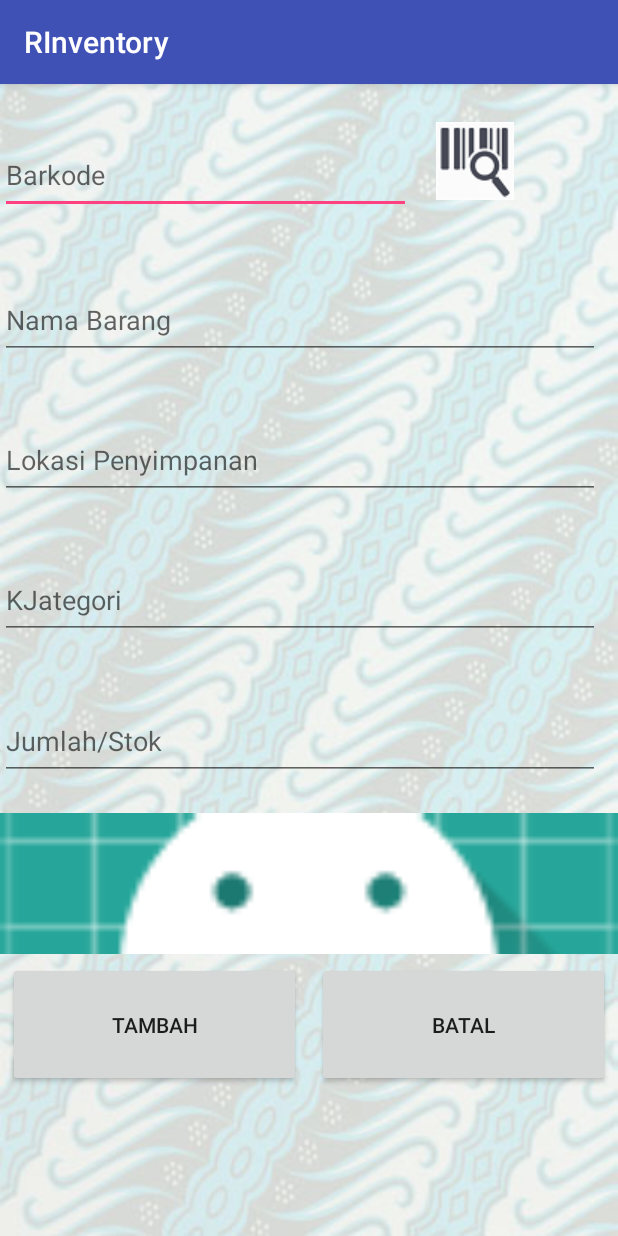
After one commit to RInventory/Inventory, an Android app: the INActivity screen opened directly, with no data from a screen before it, on a phone screen of 412 x 824 dp. The commit adds this screen. Run offline under Robolectric (Android 15) with nearby library versions, the phone set to English and light mode, and no system bars; libraries missing offline, so code that uses them is left out: com.google.zxing.integration.

Commit message:
no message

```diff
--- a/app/build.gradle
+++ b/app/build.gradle
@@ -27,4 +27,5 @@ dependencies {
     androidTestImplementation 'com.android.support.test.espresso:espresso-core:2.2.2'
 
     compile 'com.journeyapps:zxing-android-embedded:3.4.0'
+
 }
--- a/app/src/main/AndroidManifest.xml
+++ b/app/src/main/AndroidManifest.xml
@@ -20,6 +20,8 @@
         <activity android:name=".ListBarang" />
         <activity android:name=".detailbarang" />
         <activity android:name=".menuActivity" />
+        <activity android:name=".INActivity" />
+        <activity android:name=".OutActivity"></activity>
     </application>
 
 </manifest>
--- /dev/null
+++ b/app/src/main/java/com/example/user/rinventory/INActivity.java
@@ -0,0 +1,55 @@
+package com.example.user.rinventory;
+
+import android.content.Intent;
+import android.support.v7.app.AppCompatActivity;
+import android.os.Bundle;
+import android.view.View;
+import android.widget.Button;
+import android.widget.EditText;
+import android.widget.Toast;
+
+import com.google.zxing.integration.android.IntentIntegrator;
+import com.google.zxing.integration.android.IntentResult;
+
+public class INActivity extends AppCompatActivity implements View.OnClickListener{
+    private Button buttonScan;
+    private EditText editText;
+
+    private IntentIntegrator intentIntegrator;
+
+    @Override
+    protected void onCreate(Bundle savedInstanceState) {
+        super.onCreate(savedInstanceState);
+        setContentView(R.layout.activity_in);
+
+        buttonScan = (Button) findViewById(R.id.buttonScan);
+        editText = (EditText) findViewById(R.id.editText2);
+
+        buttonScan.setOnClickListener(this);
+    }
+
+    @Override
+    protected void onActivityResult(int requestCode, int resultCode, Intent data) {
+        IntentResult result = IntentIntegrator.parseActivityResult(requestCode, resultCode, data);
+        if (result != null) {
+            if (result.getContents() == null) {
+                Toast.makeText(this, "Hasil tidak ditemukan", Toast.LENGTH_SHORT).show();
+            } else {
+                // jika qrcode berisi data
+                editText.setText("");
+                String contents = data.getStringExtra("SCAN_RESULT");
+                Toast.makeText(this, result.getContents(), Toast.LENGTH_SHORT).show();
+                editText.setText(contents);
+            }
+        }else{
+            super.onActivityResult(requestCode, resultCode, data);
+        }
+    }
+
+    @Override
+    public void onClick(View view) {
+        intentIntegrator = new IntentIntegrator(this);
+        intentIntegrator.initiateScan();
+
+    }
+}
--- /dev/null
+++ b/app/src/main/res/layout/activity_in.xml
@@ -0,0 +1,134 @@
+<?xml version="1.0" encoding="utf-8"?>
+<LinearLayout xmlns:android="http://schemas.android.com/apk/res/android"
+    xmlns:app="http://schemas.android.com/apk/res-auto"
+    xmlns:tools="http://schemas.android.com/tools"
+    android:layout_width="match_parent"
+    android:layout_height="match_parent"
+    tools:context="com.example.user.rinventory.INActivity"
+    android:background="@drawable/background"
+    android:orientation="vertical"
+    android:weightSum="8">
+
+    <LinearLayout
+        android:layout_width="match_parent"
+        android:layout_height="18dp"
+        android:layout_weight="1">
+
+        <EditText
+            android:id="@+id/editText2"
+            android:layout_width="274dp"
+            android:layout_height="52dp"
+            android:hint="Barkode"
+            android:textSize="18sp" />
+
+        <Button
+            android:id="@+id/buttonScan"
+            android:layout_width="70dp"
+            android:layout_height="59dp"
+            android:layout_marginBottom="8dp"
+            android:layout_marginEnd="8dp"
+            android:layout_marginStart="8dp"
+            android:layout_marginTop="25dp"
+            android:background="@null"
+            android:drawableTop="@drawable/search"
+            android:scaleType="fitCenter"
+            app:layout_constraintBottom_toBottomOf="parent"
+            app:layout_constraintStart_toEndOf="@+id/editText2" />
+    </LinearLayout>
+
+    <RelativeLayout
+        android:layout_width="match_parent"
+        android:layout_height="0dp"
+        android:layout_weight="1">
+
+        <EditText
+            android:id="@+id/namaBarang"
+            android:layout_width="400dp"
+            android:layout_height="52dp"
+            android:hint="Nama Barang"
+            android:layout_marginTop="20dp"
+            android:textSize="18sp"/>
+    </RelativeLayout>
+    <RelativeLayout
+        android:layout_width="match_parent"
+        android:layout_height="0dp"
+        android:layout_weight="1">
+
+        <EditText
+            android:id="@+id/lokasi"
+            android:layout_width="400dp"
+            android:layout_height="52dp"
+            android:hint="Lokasi Penyimpanan"
+            android:layout_marginTop="20dp"
+            android:textSize="18sp"/>
+    </RelativeLayout>
+    <RelativeLayout
+        android:layout_width="match_parent"
+        android:layout_height="0dp"
+        android:layout_weight="1">
+
+        <EditText
+            android:id="@+id/kategori"
+            android:layout_width="400dp"
+            android:layout_height="52dp"
+            android:hint="KJategori"
+            android:layout_marginTop="20dp"
+            android:textSize="18sp"/>
+    </RelativeLayout>
+    <RelativeLayout
+        android:layout_width="match_parent"
+        android:layout_height="0dp"
+        android:layout_weight="1">
+
+        <EditText
+            android:id="@+id/stok"
+            android:layout_width="400dp"
+            android:layout_height="52dp"
+            android:hint="Jumlah/Stok"
+            android:layout_marginTop="20dp"
+            android:textSize="18sp"/>
+    </RelativeLayout>
+    <RelativeLayout
+        android:layout_width="match_parent"
+        android:layout_height="0dp"
+        android:layout_weight="1">
+
+        <ImageView
+            android:layout_width="match_parent"
+            android:layout_height="match_parent"
+            android:src="@mipmap/ic_launcher"
+            android:scaleType="centerCrop"/>
+    </RelativeLayout>
+    <LinearLayout
+        android:layout_width="match_parent"
+        android:layout_height="0dp"
+        android:layout_weight="1"
+        android:orientation="horizontal"
+        android:weightSum="2">
+        <RelativeLayout
+        android:layout_width="0dp"
+        android:layout_height="match_parent"
+        android:layout_weight="1">
+
+        <Button
+            android:layout_width="match_parent"
+            android:layout_height="match_parent"
+            android:layout_margin="5dp"
+            android:text="Tambah"/>
+        </RelativeLayout>
+        <RelativeLayout
+            android:layout_width="0dp"
+            android:layout_height="match_parent"
+            android:layout_weight="1">
+
+            <Button
+                android:layout_width="match_parent"
+                android:layout_height="match_parent"
+                android:layout_margin="5dp"
+                android:text="Batal"/>
+        </RelativeLayout>
+    </LinearLayout>
+
+
+
+</LinearLayout>
--- a/app/src/main/res/layout/activity_menu.xml
+++ b/app/src/main/res/layout/activity_menu.xml
@@ -5,6 +5,7 @@
     android:layout_width="match_parent"
     android:layout_height="match_parent"
     tools:context="com.example.user.rinventory.menuActivity"
+    android:background="@drawable/background"
     android:orientation="vertical"
     android:weightSum="2">
 
@@ -64,13 +65,13 @@
                 android:layout_weight="1">
 
                 <ImageButton
+                    android:id="@+id/btnOut"
                     android:layout_width="match_parent"
                     android:layout_height="wrap_content"
                     android:layout_margin="20dp"
                     android:background="@null"
                     android:scaleType="fitCenter"
-                    android:src="@drawable/out"
-                    android:id="@+id/imageButton" />
+                    android:src="@drawable/out" />
                 <TextView
                     android:layout_width="wrap_content"
                     android:layout_height="wrap_content"
```
Also changed, not shown: app/src/main/java/com/example/user/rinventory/OutActivity.java (added, +55 -0 lines), app/src/main/java/com/example/user/rinventory/menuActivity.java (+30 -1 lines), app/src/main/res/layout/activity_out.xml (added, +133 -0 lines).
